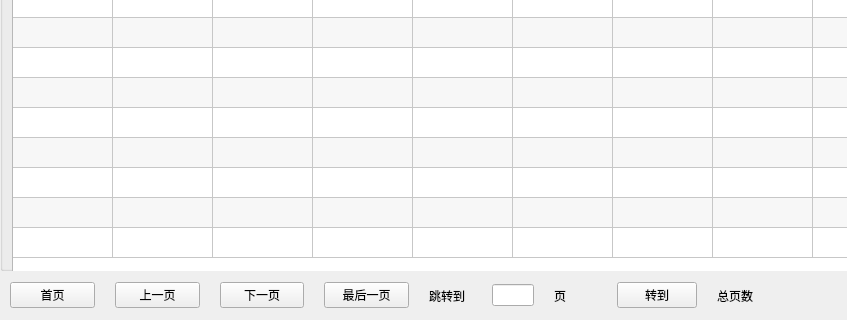
Above: ui/MachineSelect.ui from tainyuhong/pyside_machine_system before the change; both pictures show x 0 to 847 and y 430 to 750 of the 1000 by 750 pixel window. Below: the same form after it.
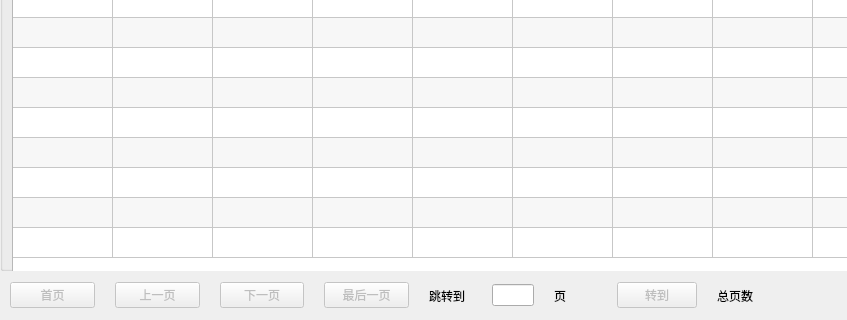
That is the form after the change. Icons and pictures are not drawn.

Commit message: 增加文件选择窗口

The edit to the form file:
```diff
--- a/ui/MachineSelect.ui
+++ b/ui/MachineSelect.ui
@@ -354,6 +354,9 @@
     </property>
     <item>
      <widget class="QPushButton" name="home_btn">
+      <property name="enabled">
+       <bool>false</bool>
+      </property>
       <property name="text">
        <string>首页</string>
       </property>
@@ -361,6 +364,9 @@
     </item>
     <item>
      <widget class="QPushButton" name="pre_btn">
+      <property name="enabled">
+       <bool>false</bool>
+      </property>
       <property name="text">
        <string>上一页</string>
       </property>
@@ -368,6 +374,9 @@
     </item>
     <item>
      <widget class="QPushButton" name="next_btn">
+      <property name="enabled">
+       <bool>false</bool>
+      </property>
       <property name="text">
        <string>下一页</string>
       </property>
@@ -375,6 +384,9 @@
     </item>
     <item>
      <widget class="QPushButton" name="last_btn">
+      <property name="enabled">
+       <bool>false</bool>
+      </property>
       <property name="text">
        <string>最后一页</string>
       </property>
@@ -399,6 +411,9 @@
     </item>
     <item>
      <widget class="QPushButton" name="go_btn">
+      <property name="enabled">
+       <bool>false</bool>
+      </property>
       <property name="text">
        <string>转到</string>
       </property>
```
The commit also changes 7 other files.
